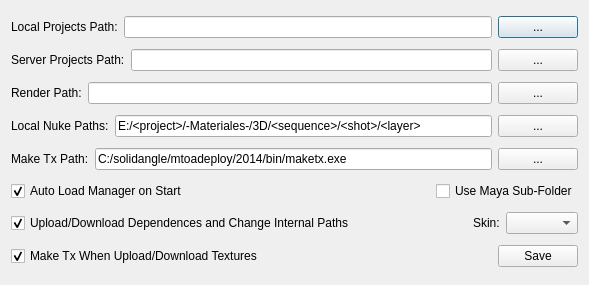
This is pipe/settings/settings.ui in skarone/PipeL as Qt 5 draws it before an edit. The edited form follows.
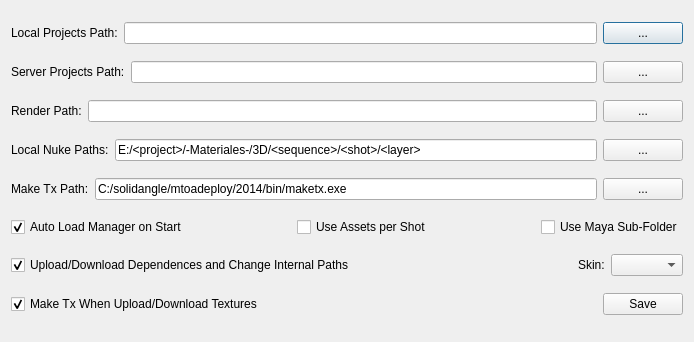
This is the edited form.

Commit message: added asset per shot in cache

```diff
--- a/pipe/settings/settings.ui
+++ b/pipe/settings/settings.ui
@@ -6,8 +6,8 @@
    <rect>
     <x>0</x>
     <y>0</y>
-    <width>589</width>
-    <height>285</height>
+    <width>694</width>
+    <height>342</height>
    </rect>
   </property>
   <property name="windowTitle">
@@ -142,6 +142,26 @@
        </property>
       </widget>
      </item>
+     <item>
+      <spacer name="horizontalSpacer_4">
+       <property name="orientation">
+        <enum>Qt::Horizontal</enum>
+       </property>
+       <property name="sizeHint" stdset="0">
+        <size>
+         <width>40</width>
+         <height>20</height>
+        </size>
+       </property>
+      </spacer>
+     </item>
+     <item>
+      <widget class="QCheckBox" name="useAssetsPerShot_chb">
+       <property name="text">
+        <string>Use Assets per Shot</string>
+       </property>
+      </widget>
+     </item>
      <item>
       <spacer name="horizontalSpacer_2">
        <property name="orientation">
```
The commit also changes 7 other files.
